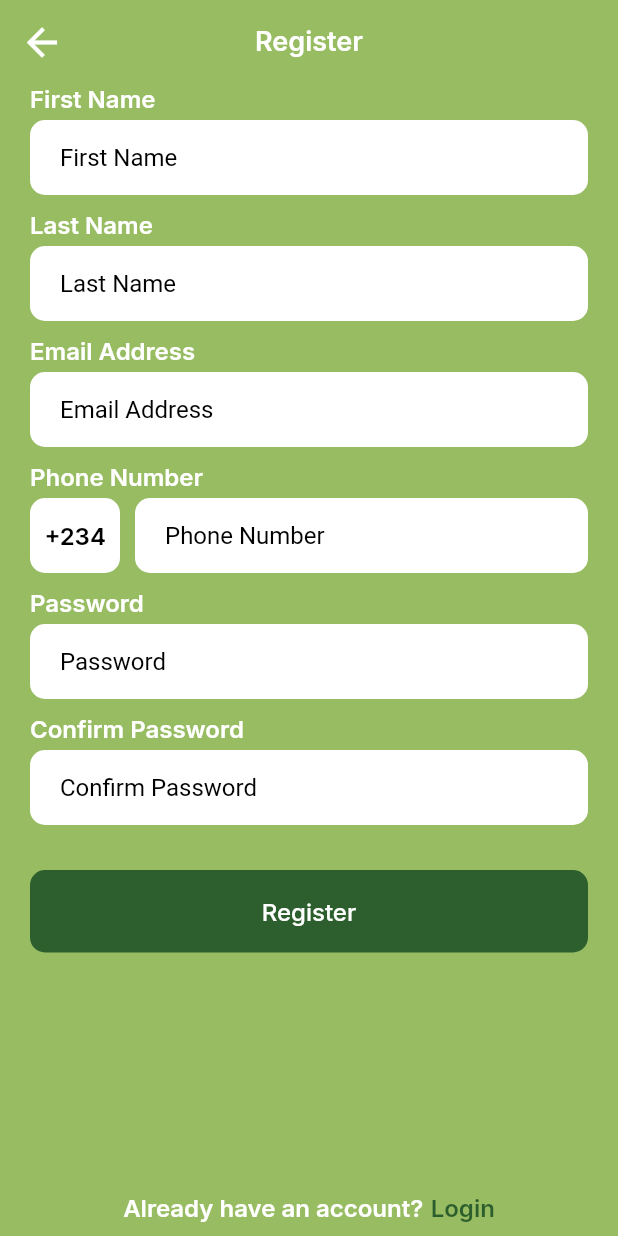
After one commit to Williamtobs/find_logistics, a Flutter app: the DriverOnboard screen opened directly, after a tap on "Create Account", on a phone screen of 412 x 824 dp. The commit adds this screen. Run offline on Flutter 3.47's test engine with Material 2 defaults, Android fonts, the phone set to English and light mode, and no system bars; our stand-ins replace country_picker, dio, flutter_riverpod, flutter_svg, google_fonts, riverpod and 2 more; missing offline and left inert: animated_snack_bar, pay_with_paystack; accounts and stored records are empty.

Commit message:
driver login

```diff
--- /dev/null
+++ b/lib/src/screens/auth/riders/register/signup.dart
@@ -0,0 +1,273 @@
+import 'package:country_picker/country_picker.dart';
+import 'package:find_logistic/src/app/constant/color.dart';
+import 'package:find_logistic/src/screens/auth/customer/login/login.dart';
+import 'package:find_logistic/src/screens/widgets/app_button.dart';
+import 'package:find_logistic/src/screens/widgets/app_ftext_ield.dart';
+import 'package:find_logistic/src/utils/app_riverpod.dart';
+import 'package:flutter/material.dart';
+import 'package:flutter_riverpod/flutter_riverpod.dart';
+import 'package:google_fonts/google_fonts.dart';
+
+class RiderSignUpScreen extends ConsumerStatefulWidget {
+  const RiderSignUpScreen({super.key});
+
+  @override
+  ConsumerState<RiderSignUpScreen> createState() => _RiderSignUpScreenState();
+}
+
+class _RiderSignUpScreenState extends ConsumerState<RiderSignUpScreen> {
+  String _countryCode = '234';
+
+  final TextEditingController _emailController = TextEditingController();
+  final TextEditingController _passwordController = TextEditingController();
+  final TextEditingController _confirmPasswordController =
+      TextEditingController();
+  final TextEditingController _firstNameController = TextEditingController();
+  final TextEditingController _lastNameController = TextEditingController();
+  final TextEditingController _phoneController = TextEditingController();
+
+  @override
+  Widget build(BuildContext context) {
+    final state = ref.watch(registerProvider);
+    final model = ref.read(registerProvider.notifier);
+
+    return Scaffold(
+      backgroundColor: secondaryColor,
+      appBar: AppBar(
+        backgroundColor: secondaryColor,
+        elevation: 0,
+        centerTitle: true,
+        title: Text(
+          'Register',
+          style: GoogleFonts.inter(
+            fontSize: 18,
+            fontWeight: FontWeight.w600,
+            color: Colors.white,
+          ),
+        ),
+        leading: IconButton(
+          icon: const Icon(
+            Icons.arrow_back,
+            size: 30,
+            color: Colors.white,
+          ),
+          onPressed: () {
+            Navigator.pop(context);
+          },
+        ),
+      ),
+      body: Padding(
+        padding: const EdgeInsets.symmetric(
+          horizontal: 20,
+        ),
+        child: Column(
+          children: [
+            Expanded(
+              child: SingleChildScrollView(
+                child: Column(
+                  crossAxisAlignment: CrossAxisAlignment.start,
+                  children: [
+                    Text('First Name',
+                        style: GoogleFonts.inter(
+                          fontSize: 16,
+                          fontWeight: FontWeight.w600,
+                          color: Colors.white,
+                        )),
+                    const SizedBox(
+                      height: 5,
+                    ),
+                    AppTextField(
+                      hintText: 'First Name',
+                      controller: _firstNameController,
+                    ),
+                    const SizedBox(
+                      height: 10,
+                    ),
+                    Text('Last Name',
+                        style: GoogleFonts.inter(
+                          fontSize: 16,
+                          fontWeight: FontWeight.w600,
+                          color: Colors.white,
+                        )),
+                    const SizedBox(
+                      height: 5,
+                    ),
+                    AppTextField(
+                      hintText: 'Last Name',
+                      controller: _lastNameController,
+                    ),
+                    const SizedBox(
+                      height: 10,
+                    ),
+                    Text('Email Address',
+                        style: GoogleFonts.inter(
+                          fontSize: 16,
+                          fontWeight: FontWeight.w600,
+                          color: Colors.white,
+                        )),
+                    const SizedBox(
+                      height: 5,
+                    ),
+                    AppTextField(
+                      hintText: 'Email Address',
+                      controller: _emailController,
+                    ),
+                    const SizedBox(
+                      height: 10,
+                    ),
+                    Text('Phone Number',
+                        style: GoogleFonts.inter(
+                          fontSize: 16,
+                          fontWeight: FontWeight.w600,
+                          color: Colors.white,
+                        )),
+                    const SizedBox(
+                      height: 5,
+                    ),
+                    Row(
+                      children: [
+                        InkWell(
+                          onTap: () {
+                            showCountryPicker(
+                              context: context,
+                              showPhoneCode: true,
+                              onSelect: (Country country) {
+                                setState(() {
+                                  _countryCode = country.phoneCode;
+                                  print(_countryCode);
+                                });
+                              },
+                            );
+                          },
+                          child: Container(
+                            width: 60,
+                            height: 50,
+                            decoration: BoxDecoration(
+                              color: Colors.white,
+                              borderRadius: BorderRadius.circular(10),
+                            ),
+                            child: Center(
+                              child: Text(
+                                '+$_countryCode',
+                                style: GoogleFonts.inter(
+                                  fontSize: 16,
+                                  fontWeight: FontWeight.w600,
+                                  color: Colors.black,
+                                ),
+                              ),
+                            ),
+                          ),
+                        ),
+                        const SizedBox(
+                          width: 10,
+                        ),
+                        Expanded(
+                          child: AppTextField(
+                            hintText: 'Phone Number',
+                            keyboardType: TextInputType.number,
+                            controller: _phoneController,
+                          ),
+                        ),
+                      ],
+                    ),
+                    const SizedBox(
+                      height: 10,
+                    ),
+                    Text('Password',
+                        style: GoogleFonts.inter(
+                          fontSize: 16,
+                          fontWeight: FontWeight.w600,
+                          color: Colors.white,
+                        )),
+                    const SizedBox(
+                      height: 5,
+                    ),
+                    AppTextField(
+                      hintText: 'Password',
+                      controller: _passwordController,
+                      isVisible: true,
+                    ),
+                    const SizedBox(
+                      height: 10,
+                    ),
+                    Text('Confirm Password',
+                        style: GoogleFonts.inter(
+                          fontSize: 16,
+                          fontWeight: FontWeight.w600,
+                          color: Colors.white,
+                        )),
+                    const SizedBox(
+                      height: 5,
+                    ),
+                    AppTextField(
+                      hintText: 'Confirm Password',
+                      controller: _confirmPasswordController,
+                      isVisible: true,
+                    ),
+                    const SizedBox(
+                      height: 30,
+                    ),
+                    AppButton(
+                        text: 'Register',
+                        color: primaryColor,
+                        isLoading: state.isLoading,
+                        onPressed: () {
+                          // Navigator.pushReplacement(
+                          //     context,
+                          //     MaterialPageRoute(
+                          //         builder: (context) => VerifyEmail()));
+                          model.register(context: context, formData: {
+                            'first_name': _firstNameController.text,
+                            'last_name': _lastNameController.text,
+                            'email': _emailController.text,
+                            'phone_number':
+                                '$_countryCode${_phoneController.text}',
+                            "user_type": "driver",
+                            'password': _passwordController.text,
+                            'password_confirmation':
+                                _confirmPasswordController.text,
+                          });
+                        }),
+                  ],
+                ),
+              ),
+            ),
+            Row(
+              mainAxisAlignment: MainAxisAlignment.center,
+              children: [
+                Text(
+                  'Already have an account?',
+                  style: GoogleFonts.inter(
+                    fontSize: 16,
+                    fontWeight: FontWeight.w600,
+                    color: Colors.white,
+                  ),
+                ),
+                const SizedBox(
+                  width: 5,
+                ),
+                InkWell(
+                  onTap: () {
+                    Navigator.pushReplacement(context,
+                        MaterialPageRoute(builder: (context) => LoginScreen()));
+                  },
+                  child: Text(
+                    'Login',
+                    style: GoogleFonts.inter(
+                      fontSize: 16,
+                      fontWeight: FontWeight.w600,
+                      color: primaryColor,
+                    ),
+                  ),
+                ),
+              ],
+            ),
+            const SizedBox(
+              height: 10,
+            ),
+          ],
+        ),
+      ),
+    );
+  }
+}
--- a/lib/src/screens/onboarding/driver_onboard.dart
+++ b/lib/src/screens/onboarding/driver_onboard.dart
@@ -1,4 +1,6 @@
 import 'package:find_logistic/src/app/constant/color.dart';
+import 'package:find_logistic/src/screens/auth/riders/login/login.dart';
+import 'package:find_logistic/src/screens/auth/riders/register/signup.dart';
 import 'package:find_logistic/src/screens/widgets/app_button.dart';
 import 'package:flutter/material.dart';
 import 'package:flutter_svg/flutter_svg.dart';
@@ -38,10 +40,27 @@ class DriverOnboard extends StatelessWidget {
                   color: Colors.white,
                 )),
             const SizedBox(height: 60),
-            AppButton(text: 'Create Account', color: primaryColor),
+            AppButton(
+              text: 'Create Account',
+              color: primaryColor,
+              onPressed: () {
+                Navigator.push(
+                    context,
+                    MaterialPageRoute(
+                        builder: (context) => const RiderSignUpScreen()));
+              },
+            ),
             const SizedBox(height: 20),
             AppButton(
-                text: 'Login', color: Colors.white, textColor: primaryColor),
+              text: 'Login',
+              color: Colors.white,
+              textColor: primaryColor,
+              onPressed: () {
+                Navigator.push(context, MaterialPageRoute(builder: ((context) {
+                  return RiderLoginScreen();
+                })));
+              },
+            ),
           ],
         ),
       ),
--- a/lib/src/screens/wallet/deposit_screen.dart
+++ b/lib/src/screens/wallet/deposit_screen.dart
@@ -52,7 +52,7 @@ class _DepositScreenState extends ConsumerState<DepositScreen> {
         },
         transactionCompleted: () {
           print("Transaction Successful");
-          initiateTransaction(context: context, status: 2);
+          initiateTransaction(context: context, status: 1);
           //ref.read(walletProvider.notifier).verifyOnServer(_getReference());
         },
         transactionNotCompleted: () {
@@ -209,7 +209,7 @@ class _DepositScreenState extends ConsumerState<DepositScreen> {
               isLoading: _isLoading,
               onPressed: () {
                 if (_amountController.text.isNotEmpty) {
-                  initiateTransaction(context: context, status: 1);
+                  initiateTransaction(context: context, status: 2);
                 }
               },
             ),
```
Also changed, not shown: lib/src/screens/auth/riders/login/login.dart (added, +175 -0 lines).
